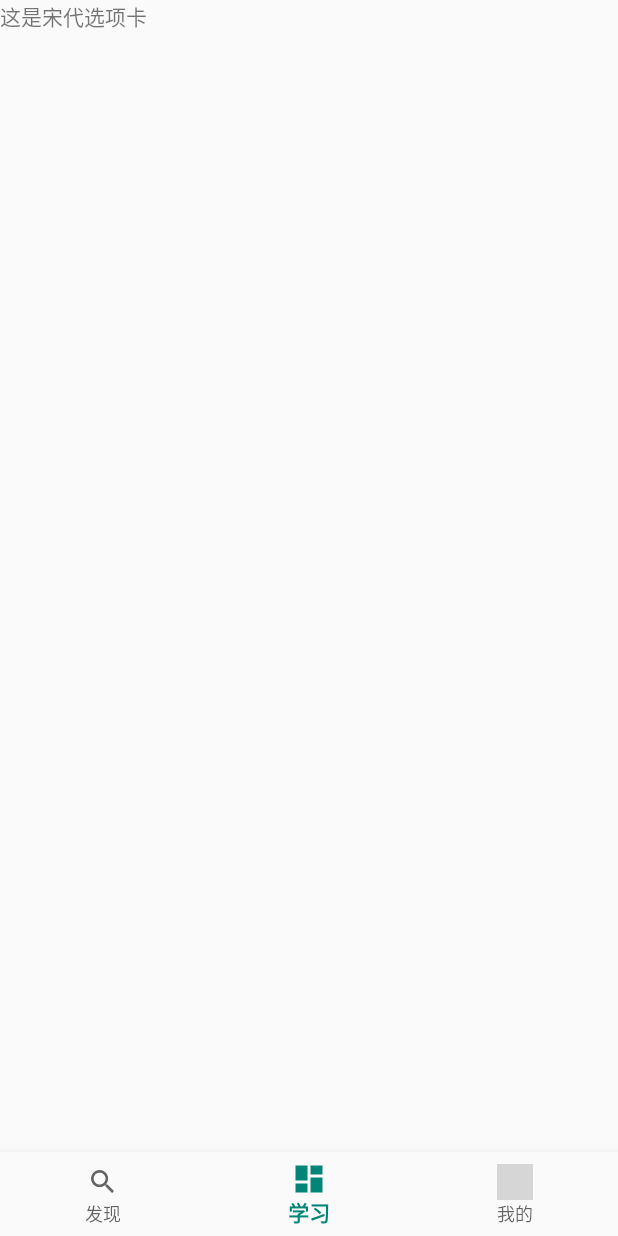
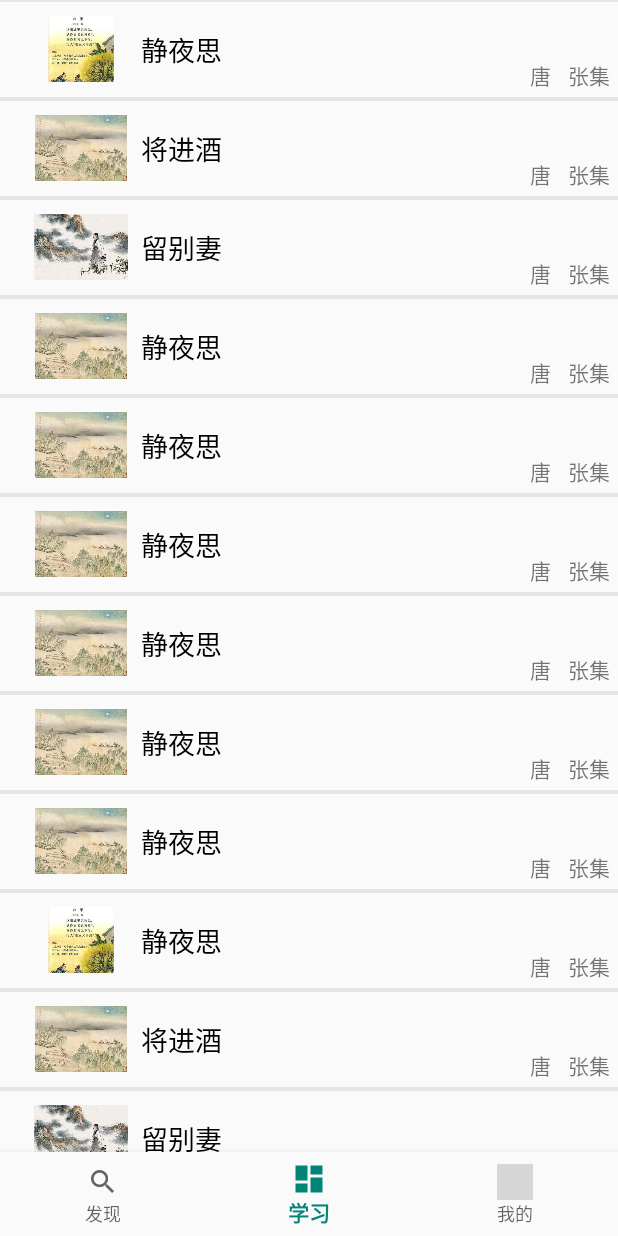
Before and after one commit to KaiOrangeWen/Poetry, an Android app: the fragment SongFragment placed in its activity, on a phone screen of 412 x 824 dp. Run offline under Robolectric (Android 15) with nearby library versions, the phone set to English and light mode, and no system bars; grey boxes are pictures that could not be loaded.

Commit message:
RecyclerView完成，新增登陆界面

```diff
--- a/app/src/main/AndroidManifest.xml
+++ b/app/src/main/AndroidManifest.xml
@@ -11,9 +11,7 @@
         android:theme="@style/AppTheme">
         <activity
             android:name=".MainActivity"
-            android:label="@string/app_name">
-
-        </activity>
+            android:label="@string/app_name"></activity>
         <activity android:name=".SimpleActivity">
             <intent-filter>
                 <action android:name="android.intent.action.MAIN" />
@@ -21,7 +19,7 @@
                 <category android:name="android.intent.category.LAUNCHER" />
             </intent-filter>
         </activity>
-
+        <activity android:name=".LoginActivity"></activity>
     </application>
 
 </manifest>
--- a/app/src/main/java/com/example/severn/dynasty/SongFragment.java
+++ b/app/src/main/java/com/example/severn/dynasty/SongFragment.java
@@ -4,11 +4,13 @@ import android.content.Context;
 import android.net.Uri;
 import android.os.Bundle;
 import android.support.v4.app.Fragment;
+import android.support.v7.widget.LinearLayoutManager;
 import android.support.v7.widget.RecyclerView;
 import android.view.LayoutInflater;
 import android.view.View;
 import android.view.ViewGroup;
 
+import com.example.severn.Adapter.VideoAdapter;
 import com.example.severn.entity.VideoDao;
 import com.example.severn.poetry.R;
 
@@ -48,12 +50,21 @@ public class SongFragment extends Fragment {
             mParam1 = getArguments().getString(ARG_PARAM1);
             mParam2 = getArguments().getString(ARG_PARAM2);
         }
+        initVideos();
+
     }
     @Override
     public View onCreateView(LayoutInflater inflater, ViewGroup container,
                              Bundle savedInstanceState) {
         View view = inflater.inflate(R.layout.fragment_song, container, false);
-
+//        首先进行集合的初始化
+        recyclerView = view.findViewById(R.id.song_recyclerview);
+        LinearLayoutManager linearLayoutManager = new LinearLayoutManager(this.getActivity());
+//        设置滚动方向垂直
+        linearLayoutManager.setOrientation(LinearLayoutManager.VERTICAL);
+        recyclerView.setLayoutManager(linearLayoutManager);
+        VideoAdapter adapter = new VideoAdapter(videoDaoList);
+        recyclerView.setAdapter(adapter);
         return view;
     }
     public void onButtonPressed(Uri uri) {
@@ -69,4 +80,79 @@ public class SongFragment extends Fragment {
     public interface OnFragmentInteractionListener {
         void onFragmentInteraction(Uri uri);
     }
+    //    古诗词列表的初始化
+    private void initVideos(){
+        VideoDao tang0 = new VideoDao("静夜思",R.drawable.tang1,"张集","唐");
+        VideoDao tang1 = new VideoDao("将进酒",R.drawable.tang2,"张集","唐");
+        VideoDao tang2 = new VideoDao("留别妻",R.drawable.tang3,"张集","唐");
+        VideoDao tang3 = new VideoDao("静夜思",R.drawable.tang2,"张集","唐");
+        VideoDao tang4 = new VideoDao("静夜思",R.drawable.tang2,"张集","唐");
+        VideoDao tang5 = new VideoDao("静夜思",R.drawable.tang2,"张集","唐");
+        VideoDao tang6 = new VideoDao("静夜思",R.drawable.tang2,"张集","唐");
+        VideoDao tang7 = new VideoDao("静夜思",R.drawable.tang2,"张集","唐");
+        VideoDao tang8 = new VideoDao("静夜思",R.drawable.tang2,"张集","唐");
+        videoDaoList.add(tang0);
+        videoDaoList.add(tang1);
+        videoDaoList.add(tang2);
+        videoDaoList.add(tang3);
+        videoDaoList.add(tang4);
+        videoDaoList.add(tang5);
+        videoDaoList.add(tang6);
+        videoDaoList.add(tang7);
+        videoDaoList.add(tang8);
+        videoDaoList.add(tang0);
+        videoDaoList.add(tang1);
+        videoDaoList.add(tang2);
+        videoDaoList.add(tang3);
+        videoDaoList.add(tang4);
+        videoDaoList.add(tang5);
+        videoDaoList.add(tang6);
+        videoDaoList.add(tang7);
+        videoDaoList.add(tang8);
+        videoDaoList.add(tang0);
+        videoDaoList.add(tang1);
+        videoDaoList.add(tang2);
+        videoDaoList.add(tang3);
+        videoDaoList.add(tang4);
+        videoDaoList.add(tang5);
+        videoDaoList.add(tang6);
+        videoDaoList.add(tang7);
+        videoDaoList.add(tang8);
+        videoDaoList.add(tang0);
+        videoDaoList.add(tang1);
+        videoDaoList.add(tang2);
+        videoDaoList.add(tang3);
+        videoDaoList.add(tang4);
+        videoDaoList.add(tang5);
+        videoDaoList.add(tang6);
+        videoDaoList.add(tang7);
+        videoDaoList.add(tang8);
+        videoDaoList.add(tang0);
+        videoDaoList.add(tang1);
+        videoDaoList.add(tang2);
+        videoDaoList.add(tang3);
+        videoDaoList.add(tang4);
+        videoDaoList.add(tang5);
+        videoDaoList.add(tang6);
+        videoDaoList.add(tang7);
+        videoDaoList.add(tang8);
+        videoDaoList.add(tang0);
+        videoDaoList.add(tang1);
+        videoDaoList.add(tang2);
+        videoDaoList.add(tang3);
+        videoDaoList.add(tang4);
+        videoDaoList.add(tang5);
+        videoDaoList.add(tang6);
+        videoDaoList.add(tang7);
+        videoDaoList.add(tang8);
+        videoDaoList.add(tang0);
+        videoDaoList.add(tang1);
+        videoDaoList.add(tang2);
+        videoDaoList.add(tang3);
+        videoDaoList.add(tang4);
+        videoDaoList.add(tang5);
+        videoDaoList.add(tang6);
+        videoDaoList.add(tang7);
+        videoDaoList.add(tang8);
+    }
 }
--- a/app/src/main/java/com/example/severn/dynasty/TangFragment.java
+++ b/app/src/main/java/com/example/severn/dynasty/TangFragment.java
@@ -113,7 +113,6 @@ public class TangFragment extends Fragment {
 
     /*定义的适配器*/
     public class ViewPagerAdapter extends PagerAdapter {
-
         @Override
         public int getCount() {
             return images.size();
@@ -126,16 +125,10 @@ public class TangFragment extends Fragment {
 
         @Override
         public void destroyItem(ViewGroup view, int position, Object object) {
-            // TODO Auto-generated method stub
-//          super.destroyItem(container, position, object);
-//          view.removeView(view.getChildAt(position));
-//          view.removeViewAt(position);
             view.removeView(images.get(position));
         }
-
         @Override
         public Object instantiateItem(ViewGroup view, int position) {
-            // TODO Auto-generated method stub
             view.addView(images.get(position));
             return images.get(position);
         }
@@ -147,7 +140,6 @@ public class TangFragment extends Fragment {
      */
     @Override
     public void onStart() {
-        // TODO Auto-generated method stub
         super.onStart();
         scheduledExecutorService = Executors.newSingleThreadScheduledExecutor();
         scheduledExecutorService.scheduleWithFixedDelay(
@@ -199,10 +191,9 @@ public class TangFragment extends Fragment {
         mView = inflater.inflate(R.layout.fragment_tang, container, false);
         setView();
         initVideos();
+
+//        古诗词列表
         recyclerView = mView.findViewById(R.id.tanglist);
-
-
-
         LinearLayoutManager linearLayoutManager = new LinearLayoutManager(this.getActivity());
         linearLayoutManager.setOrientation(LinearLayoutManager.VERTICAL);
         recyclerView.setLayoutManager(linearLayoutManager);
@@ -214,9 +205,9 @@ public class TangFragment extends Fragment {
 
     //    古诗词列表的初始化
     private void initVideos(){
-        VideoDao tang0 = new VideoDao("静夜思",R.drawable.tang2,"张集","唐");
-        VideoDao tang1 = new VideoDao("静夜思",R.drawable.tang2,"张集","唐");
-        VideoDao tang2 = new VideoDao("静夜思",R.drawable.tang2,"张集","唐");
+        VideoDao tang0 = new VideoDao("静夜思",R.drawable.tang1,"张集","唐");
+        VideoDao tang1 = new VideoDao("将进酒",R.drawable.tang2,"张集","唐");
+        VideoDao tang2 = new VideoDao("留别妻",R.drawable.tang3,"张集","唐");
         VideoDao tang3 = new VideoDao("静夜思",R.drawable.tang2,"张集","唐");
         VideoDao tang4 = new VideoDao("静夜思",R.drawable.tang2,"张集","唐");
         VideoDao tang5 = new VideoDao("静夜思",R.drawable.tang2,"张集","唐");
@@ -230,6 +221,62 @@ public class TangFragment extends Fragment {
         videoDaoList.add(tang4);
         videoDaoList.add(tang5);
         videoDaoList.add(tang6);
+        videoDaoList.add(tang7);
+        videoDaoList.add(tang8);
+        videoDaoList.add(tang0);
+        videoDaoList.add(tang1);
+        videoDaoList.add(tang2);
+        videoDaoList.add(tang3);
+        videoDaoList.add(tang4);
+        videoDaoList.add(tang5);
+        videoDaoList.add(tang6);
+        videoDaoList.add(tang7);
+        videoDaoList.add(tang8);
+        videoDaoList.add(tang0);
+        videoDaoList.add(tang1);
+        videoDaoList.add(tang2);
+        videoDaoList.add(tang3);
+        videoDaoList.add(tang4);
+        videoDaoList.add(tang5);
+        videoDaoList.add(tang6);
+        videoDaoList.add(tang7);
+        videoDaoList.add(tang8);
+        videoDaoList.add(tang0);
+        videoDaoList.add(tang1);
+        videoDaoList.add(tang2);
+        videoDaoList.add(tang3);
+        videoDaoList.add(tang4);
+        videoDaoList.add(tang5);
+        videoDaoList.add(tang6);
+        videoDaoList.add(tang7);
+        videoDaoList.add(tang8);
+        videoDaoList.add(tang0);
+        videoDaoList.add(tang1);
+        videoDaoList.add(tang2);
+        videoDaoList.add(tang3);
+        videoDaoList.add(tang4);
+        videoDaoList.add(tang5);
+        videoDaoList.add(tang6);
+        videoDaoList.add(tang7);
+        videoDaoList.add(tang8);
+        videoDaoList.add(tang0);
+        videoDaoList.add(tang1);
+        videoDaoList.add(tang2);
+        videoDaoList.add(tang3);
+        videoDaoList.add(tang4);
+        videoDaoList.add(tang5);
+        videoDaoList.add(tang6);
+        videoDaoList.add(tang7);
+        videoDaoList.add(tang8);
+        videoDaoList.add(tang0);
+        videoDaoList.add(tang1);
+        videoDaoList.add(tang2);
+        videoDaoList.add(tang3);
+        videoDaoList.add(tang4);
+        videoDaoList.add(tang5);
+        videoDaoList.add(tang6);
+        videoDaoList.add(tang7);
+        videoDaoList.add(tang8);
     }
 
 
--- a/app/src/main/java/com/example/severn/frame/StatFragment.java
+++ b/app/src/main/java/com/example/severn/frame/StatFragment.java
@@ -1,5 +1,6 @@
 package com.example.severn.frame;
 
+import android.content.Intent;
 import android.net.Uri;
 import android.os.Bundle;
 import android.support.v4.app.Fragment;
@@ -9,6 +10,7 @@ import android.support.v7.widget.RecyclerView;
 import android.view.LayoutInflater;
 import android.view.View;
 import android.view.ViewGroup;
+import android.widget.Button;
 import android.widget.LinearLayout;
 import android.widget.TextView;
 
@@ -19,6 +21,7 @@ import com.example.severn.dynasty.SongFragment;
 import com.example.severn.dynasty.TangFragment;
 import com.example.severn.dynasty.YuanFragment;
 import com.example.severn.entity.VideoDao;
+import com.example.severn.poetry.LoginActivity;
 import com.example.severn.poetry.R;
 import com.example.severn.tabview.TabTopAutoLayout;
 
@@ -51,7 +54,8 @@ public class StatFragment extends Fragment {
     private QingFragment qingFragment;
     private Fragment mFragment;//当前显示的Fragment
 
-
+//    登陆按钮
+    private Button longinButton;
 
     public StatFragment() {
     }
@@ -136,7 +140,7 @@ public class StatFragment extends Fragment {
                              Bundle savedInstanceState) {
         View view = inflater.inflate(R.layout.fragment_stat, container, false);
         id_titleLayout = view.findViewById(R.id.id_titleLayout);
-
+        longinButton = view.findViewById(R.id.bstat_login);
         //初始化数据
         initData();
         //初始化控件的点击事件
@@ -144,9 +148,12 @@ public class StatFragment extends Fragment {
 //        初始化Fragmrnt
         initFragmrnt();
 
-
-
-
+        longinButton.setOnClickListener(new View.OnClickListener() {
+            @Override
+            public void onClick(View v) {
+                startActivity(new Intent(getActivity(),LoginActivity.class));
+            }
+        });
         return view;
         //初始化控件
     }
--- a/app/src/main/res/layout/fragment_song.xml
+++ b/app/src/main/res/layout/fragment_song.xml
@@ -4,10 +4,11 @@
     android:layout_height="match_parent"
     tools:context="com.example.severn.dynasty.SongFragment">
 
-    <!-- TODO: Update blank fragment layout -->
-    <TextView
+    <android.support.v7.widget.RecyclerView
+        android:id="@+id/song_recyclerview"
         android:layout_width="match_parent"
-        android:layout_height="match_parent"
-        android:text="这是宋代选项卡" />
+        android:layout_height="match_parent">
+
+    </android.support.v7.widget.RecyclerView>
 
 </FrameLayout>
--- a/app/src/main/res/layout/fragment_stat.xml
+++ b/app/src/main/res/layout/fragment_stat.xml
@@ -30,7 +30,7 @@
 
 
         <Button
-            android:id="@+id/button_forward"
+            android:id="@+id/bstat_login"
             android:layout_width="70dp"
             android:layout_height="match_parent"
             android:layout_alignParentRight="true"
--- a/app/src/main/res/layout/video_item.xml
+++ b/app/src/main/res/layout/video_item.xml
@@ -26,9 +26,11 @@
         android:layout_width="wrap_content"
         android:layout_height="wrap_content"
         android:text="秋思"
-        android:textSize="22sp"
+        android:textSize="18sp"
+        android:textColor="#000"
         android:layout_centerVertical="true"
-        android:layout_centerHorizontal="true"
+        android:layout_alignRight="@+id/video_img"
+        android:layout_marginRight="-50dp"
         />
 
     <TextView
```
Also changed, not shown: app/src/main/java/com/example/severn/poetry/LoginActivity.java (added, +22 -0 lines), app/src/main/res/drawable/button_bg.xml (added, +12 -0 lines), app/src/main/res/layout/activity_login.xml (added, +182 -0 lines), app/build.gradle (line endings or trailing spaces), app/src/main/left_ccc-web.png (added), app/src/main/res/mipmap-hdpi/left_ccc.png (added), app/src/main/res/mipmap-mdpi/left_ccc.png (added), app/src/main/res/mipmap-xhdpi/left_ccc.png (added), app/src/main/res/mipmap-xxhdpi/left_ccc.png (added), app/src/main/res/mipmap-xxxhdpi/left_ccc.png (added).
